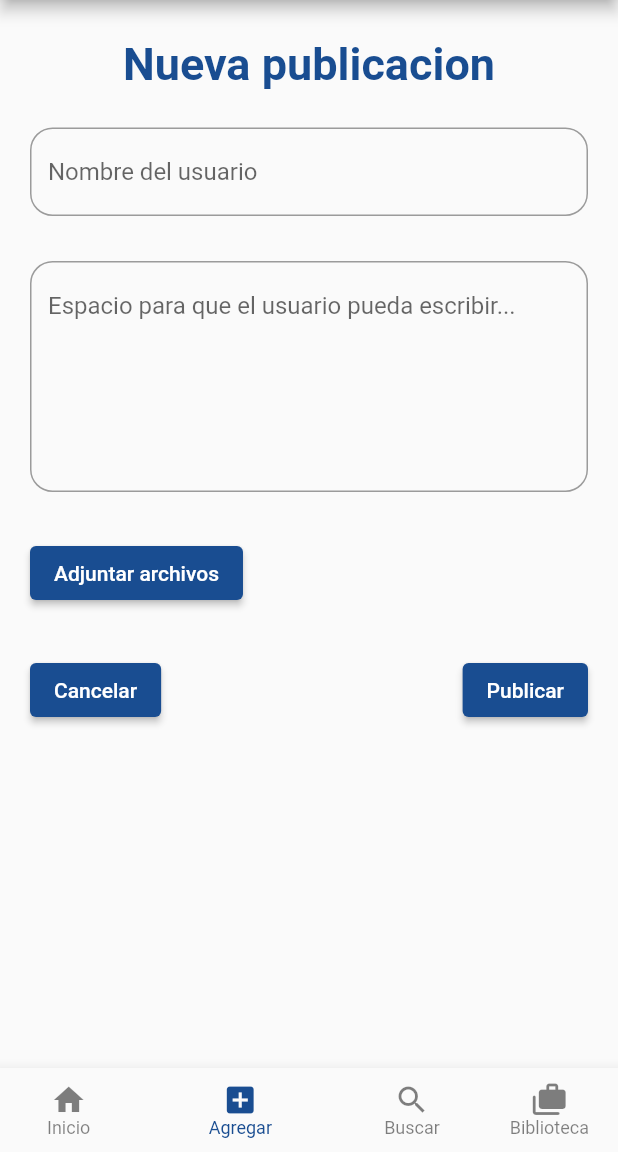
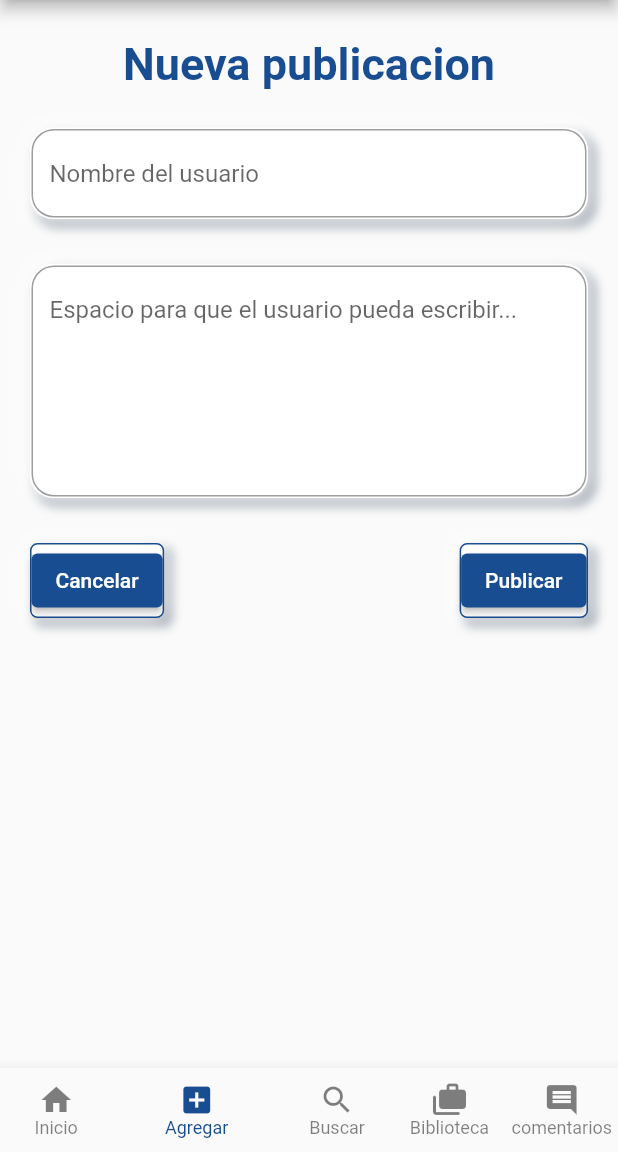
Before and after one commit to NicolasRios10/OTAKUMON, a Flutter app: the SubirContenidoScreen screen opened by its route, on a phone screen of 412 x 824 dp, the part 84-1236 px from its top. Run offline on Flutter 3.47's test engine with Material 2 defaults, Android fonts, the phone set to English and light mode, and no system bars; missing offline and left inert: dart:html, dart:js; network calls fail.

Commit message:
commit V.1.9.2

```diff
--- a/lib/Herramientas/downBar_ota.dart
+++ b/lib/Herramientas/downBar_ota.dart
@@ -26,7 +26,9 @@ required this.inx,
 
           BottomNavigationBarItem(icon: Icon(Icons.search_sharp), label: 'Buscar'),
 
-          BottomNavigationBarItem(icon: Icon(Icons.cases_rounded), label: 'Biblioteca')
+          BottomNavigationBarItem(icon: Icon(Icons.cases_rounded), label: 'Biblioteca'),
+
+          BottomNavigationBarItem(icon: Icon(Icons.comment), label: 'comentarios'),
         ],
 
 
@@ -61,6 +63,10 @@ required this.inx,
             // FALTA PANTALLA
             case 3:
               Navigator.pushNamed(context, "biblioteca_ota");
+              break;
+            // FALTA PANTALLA
+            case 4:
+              Navigator.pushNamed(context, "coment_ota");
           }
         },
 
--- a/lib/main.dart
+++ b/lib/main.dart
@@ -1,4 +1,5 @@
 import 'package:OTAKUMON/pages/biblioteca_ota.dart';
+import 'package:OTAKUMON/pages/comentarios_ota.dart';
 import 'package:OTAKUMON/pages/imagenes_ota.dart';
 import 'package:flutter/material.dart';
 import 'package:OTAKUMON/pages/agregar_ota.dart';
@@ -43,6 +44,7 @@ class MyApp extends StatelessWidget {
             'busqueda_ota': (_) => busqueda_pag(),
             'biblioteca_ota': (_) => biblioteca(),
             'imagenes_ota': (_) => SplashScreen(),
+            'coment_ota': (_) => ComentScren(),
           },
         ));
   }
--- a/lib/pages/agregar_ota.dart
+++ b/lib/pages/agregar_ota.dart
@@ -50,7 +50,27 @@ class _SubirContenidoScreen extends State<SubirContenidoScreen> {
                   key: _formKey,
                   child: Column(
                     children: <Widget>[
-                      TextFormField(
+                      Container(
+                        decoration: BoxDecoration(
+                            border:
+                                Border.all(color: Color.fromRGBO(0, 0, 0, 0)),
+                            borderRadius:
+                                BorderRadius.all(Radius.circular(15.0)),
+                            color: Color.fromARGB(255, 255, 255, 255),
+                            boxShadow: [
+                              BoxShadow(
+                                  color: Color.fromARGB(141, 45, 64, 88),
+                                  offset: const Offset(4.0, 4.0),
+                                  blurRadius: 5.0,
+                                  spreadRadius: 1.0),
+                              BoxShadow(
+                                color: Colors.white,
+                                offset: const Offset(0.0, 0.0),
+                                blurRadius: 10.0,
+                                spreadRadius: 2.0,
+                              )
+                            ]),
+                        child: TextFormField(
                           autocorrect: false,
                           keyboardType: TextInputType.emailAddress,
                           decoration: InputDecoration(
@@ -63,7 +83,8 @@ class _SubirContenidoScreen extends State<SubirContenidoScreen> {
                                   color: Color.fromARGB(255, 25, 77, 145),
                                   width: 2),
                               borderRadius: BorderRadius.circular(15),
-                            )),
+                            ),
+                          ),
                           maxLines: 1,
                           controller: txtNombre,
                           validator: (value) {
@@ -73,8 +94,30 @@ class _SubirContenidoScreen extends State<SubirContenidoScreen> {
                           },
                           enableInteractiveSelection: true,
                         ),
+                      ),
+
                       Padding(padding: EdgeInsets.fromLTRB(0, 30, 0, 0)),
-                      TextFormField(
+                      Container(
+                        decoration: BoxDecoration(
+                            border:
+                                Border.all(color: Color.fromRGBO(0, 0, 0, 0)),
+                            borderRadius:
+                                BorderRadius.all(Radius.circular(15.0)),
+                            color: Color.fromARGB(255, 255, 255, 255),
+                            boxShadow: [
+                              BoxShadow(
+                                  color: Color.fromARGB(141, 45, 64, 88),
+                                  offset: const Offset(4.0, 4.0),
+                                  blurRadius: 5.0,
+                                  spreadRadius: 1.0),
+                              BoxShadow(
+                                color: Colors.white,
+                                offset: const Offset(0.0, 0.0),
+                                blurRadius: 10.0,
+                                spreadRadius: 2.0,
+                              )
+                            ]),
+                        child: TextFormField(
                           autocorrect: false,
                           keyboardType: TextInputType.emailAddress,
                           decoration: InputDecoration(
@@ -98,49 +141,93 @@ class _SubirContenidoScreen extends State<SubirContenidoScreen> {
                           },
                           enableInteractiveSelection: true,
                         ),
+                      ),
+                      // Container(
+                      //   padding: const EdgeInsets.fromLTRB(0, 30, 0, 20),
+                      //   alignment: Alignment.centerLeft,
+                      //   child: ElevatedButton(
+                      //     child: const Text('Adjuntar archivos'),
+                      //     style: TextButton.styleFrom(
+                      //       primary: Color.fromARGB(255, 255, 255, 255),
+                      //       backgroundColor: Color.fromARGB(255, 25, 77, 145),
+                      //     ),
+                      //     // ACCION DESCONOCIDA (el boton no hace nada)
+                      //     onPressed: () {},
+                      //   ),
+                      // ),
                       Container(
-                        padding: const EdgeInsets.fromLTRB(0, 30, 0, 20),
-                        alignment: Alignment.centerLeft,
-                        child: ElevatedButton(
-                          child: const Text('Adjuntar archivos'),
-                          style: TextButton.styleFrom(
-                            primary: Color.fromARGB(255, 255, 255, 255),
-                            backgroundColor: Color.fromARGB(255, 25, 77, 145),
-                          ),
-                          // ACCION DESCONOCIDA (el boton no hace nada)
-                          onPressed: () {},
-                        ),
-                      ),
-                      Container(
-                        padding: const EdgeInsets.fromLTRB(0, 10, 0, 0),
+                        padding: const EdgeInsets.fromLTRB(0, 30, 0, 0),
                         child: Row(
                           children: [
                             // BOTON CANCELAR
-                            ElevatedButton(
+                            Container(
+                              decoration: BoxDecoration(
+                                  border: Border.all(
+                                      color: Color.fromARGB(255, 25, 77, 145)),
+                                  borderRadius:
+                                      BorderRadius.all(Radius.circular(5.0)),
+                                  color: Color.fromARGB(255, 255, 255, 255),
+                                  boxShadow: [
+                                    BoxShadow(
+                                        color: Color.fromARGB(141, 45, 64, 88),
+                                        offset: const Offset(4.0, 4.0),
+                                        blurRadius: 5.0,
+                                        spreadRadius: 1.0),
+                                    BoxShadow(
+                                      color: Colors.white,
+                                      offset: const Offset(0.0, 0.0),
+                                      blurRadius: 10.0,
+                                      spreadRadius: 2.0,
+                                    )
+                                  ]),
+                              child: ElevatedButton(
                                   child: const Text('Cancelar'),
                                   style: TextButton.styleFrom(
-                                    primary: Color.fromARGB(255, 255, 255, 255),
+                                      primary:
+                                          Color.fromARGB(255, 255, 255, 255),
                                       backgroundColor:
                                           Color.fromARGB(255, 25, 77, 145)),
                                   onPressed: () {
                                     // LINEA DE CODIGO PARA IR HACIA ATRAS
                                     Navigator.pop(context);
                                   }),
+                            ),
                             // ESPACIADO PARA ALEJAR EL SIGUIENTE ELEMENTO DE FORMA HORIZONTAL LO MAS LEJOS POSIBLE
                             Spacer(),
                             // BOTON PUBLICAR
-                            ElevatedButton(
+                            Container(
+                              decoration: BoxDecoration(
+                                  border: Border.all(
+                                      color: Color.fromARGB(255, 25, 77, 145)),
+                                  borderRadius:
+                                      BorderRadius.all(Radius.circular(5.0)),
+                                  color: Color.fromARGB(255, 255, 255, 255),
+                                  boxShadow: [
+                                    BoxShadow(
+                                        color: Color.fromARGB(141, 45, 64, 88),
+                                        offset: const Offset(4.0, 4.0),
+                                        blurRadius: 5.0,
+                                        spreadRadius: 1.0),
+                                    BoxShadow(
+                                      color: Colors.white,
+                                      offset: const Offset(0.0, 0.0),
+                                      blurRadius: 10.0,
+                                      spreadRadius: 2.0,
+                                    )
+                                  ]),
+                              child: ElevatedButton(
                                   child: const Text('Publicar'),
                                   style: TextButton.styleFrom(
-                                    primary: Color.fromARGB(255, 255, 255, 255),
+                                      primary:
+                                          Color.fromARGB(255, 255, 255, 255),
                                       backgroundColor:
                                           Color.fromARGB(255, 25, 77, 145)),
                                   onPressed: () {
                                     if (_formKey.currentState!.validate()) {
-                                    ScaffoldMessenger.of(context).showSnackBar(
-                                        const SnackBar(
-                                            content:
-                                                Text('Espere un momento...')));
+                                      ScaffoldMessenger.of(context)
+                                          .showSnackBar(const SnackBar(
+                                              content: Text(
+                                                  'Espere un momento...')));
                                       var publicacion = Publicacion(
                                           id: '',
                                           publicacionId: 0,
@@ -152,6 +239,7 @@ class _SubirContenidoScreen extends State<SubirContenidoScreen> {
                                           context, 'inicio_ota');
                                     }
                                   }),
+                            ),
                           ],
                         ),
                       )
```
Also changed, not shown: lib/pages/comentarios_ota.dart (added, +113 -0 lines). Lines whose indentation alone changed are shown as unchanged.
